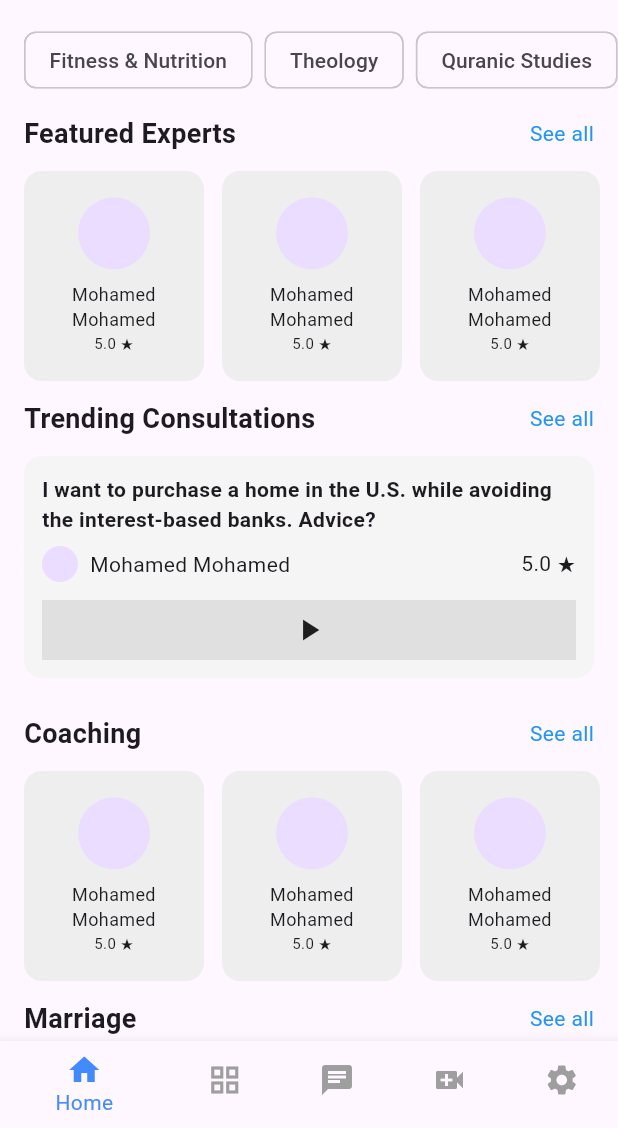
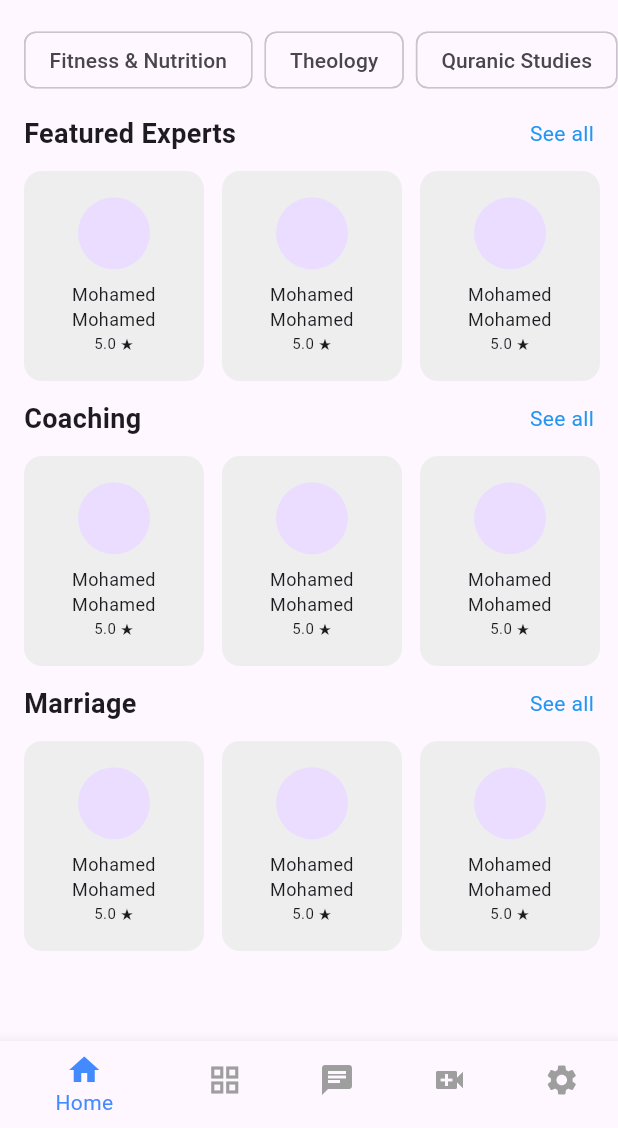
Before and after one commit to NaimTheDev/halal_social_final_v2, a Flutter app: the screen it shows once a user with an empty profile is signed in, on a phone screen of 412 x 824 dp, the part 108-1236 px from its top. Run offline on Flutter 3.47's test engine with Material 3 defaults, Android fonts, the phone set to English and light mode, and no system bars; our stand-ins replace cloud_firestore, firebase_auth, firebase_core, flutter_hooks, hooks_riverpod, webview_flutter; missing offline and left inert: dart:html, pkce; accounts and stored records are empty.

Commit message:
some cleanup stuff

```diff
--- a/lib/features/home/views/home_page.dart
+++ b/lib/features/home/views/home_page.dart
@@ -12,9 +12,6 @@ class HomePage extends StatelessWidget {
           SliverToBoxAdapter(child: _buildCategoryChips()),
           SliverToBoxAdapter(child: _buildSectionHeader('Featured Experts')),
           SliverToBoxAdapter(child: _buildHorizontalMentorCards()),
-
-          SliverToBoxAdapter(child: _buildSectionHeader('Trending Consultations')),
-          SliverToBoxAdapter(child: _buildTrendingConsultationCard()),
 
           SliverToBoxAdapter(child: _buildSectionHeader('Coaching')),
           SliverToBoxAdapter(child: _buildHorizontalMentorCards()),
@@ -40,18 +37,24 @@ class HomePage extends StatelessWidget {
   }
 
   Widget _buildCategoryChips() {
-    final categories = ['Fitness & Nutrition', 'Theology', 'Quranic Studies', 'Coaching'];
+    final categories = [
+      'Fitness & Nutrition',
+      'Theology',
+      'Quranic Studies',
+      'Coaching',
+    ];
 
     return SingleChildScrollView(
       scrollDirection: Axis.horizontal,
       padding: const EdgeInsets.symmetric(horizontal: 16),
       child: Row(
-        children: categories.map((cat) {
-          return Padding(
-            padding: const EdgeInsets.only(right: 8.0),
-            child: Chip(label: Text(cat)),
-          );
-        }).toList(),
+        children:
+            categories.map((cat) {
+              return Padding(
+                padding: const EdgeInsets.only(right: 8.0),
+                child: Chip(label: Text(cat)),
+              );
+            }).toList(),
       ),
     );
   }
@@ -62,7 +65,10 @@ class HomePage extends StatelessWidget {
       child: Row(
         mainAxisAlignment: MainAxisAlignment.spaceBetween,
         children: [
-          Text(title, style: const TextStyle(fontWeight: FontWeight.bold, fontSize: 18)),
+          Text(
+            title,
+            style: const TextStyle(fontWeight: FontWeight.bold, fontSize: 18),
+          ),
           const Text('See all', style: TextStyle(color: Colors.blue)),
         ],
       ),
@@ -90,7 +96,11 @@ class HomePage extends StatelessWidget {
               children: [
                 CircleAvatar(radius: 24),
                 SizedBox(height: 8),
-                Text('Mohamed Mohamed', style: TextStyle(fontSize: 12), textAlign: TextAlign.center),
+                Text(
+                  'Mohamed Mohamed',
+                  style: TextStyle(fontSize: 12),
+                  textAlign: TextAlign.center,
+                ),
                 Text('5.0 ★', style: TextStyle(fontSize: 10)),
               ],
             ),
@@ -99,43 +109,4 @@ class HomePage extends StatelessWidget {
       ),
     );
   }
-
-  Widget _buildTrendingConsultationCard() {
-    return Padding(
-      padding: const EdgeInsets.symmetric(horizontal: 16),
-      child: Container(
-        padding: const EdgeInsets.all(12),
-        margin: const EdgeInsets.only(bottom: 12),
-        decoration: BoxDecoration(
-          color: Colors.grey[100],
-          borderRadius: BorderRadius.circular(12),
-        ),
-        child: Column(
-          crossAxisAlignment: CrossAxisAlignment.start,
-          children: [
-            const Text(
-              "I want to purchase a home in the U.S. while avoiding the interest-based banks. Advice?",
-              style: TextStyle(fontWeight: FontWeight.w600),
-            ),
-            const SizedBox(height: 8),
-            const Row(
-              children: [
-                CircleAvatar(radius: 12),
-                SizedBox(width: 8),
-                Text("Mohamed Mohamed"),
-                Spacer(),
-                Text("5.0 ★"),
-              ],
-            ),
-            const SizedBox(height: 12),
-            Container(
-              height: 40,
-              color: Colors.grey[300],
-              child: const Center(child: Icon(Icons.play_arrow)),
-            )
-          ],
-        ),
-      ),
-    );
-  }
 }
```
Also changed, not shown: lib/features/settings/views/settings_page.dart (+2 -48 lines).
